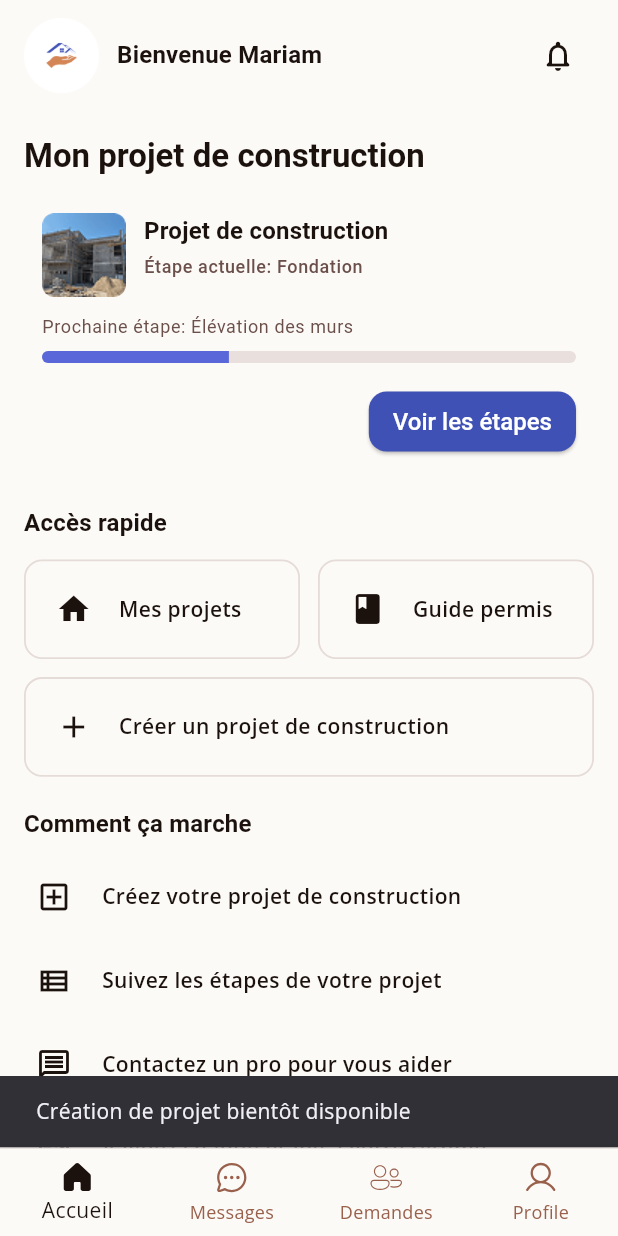
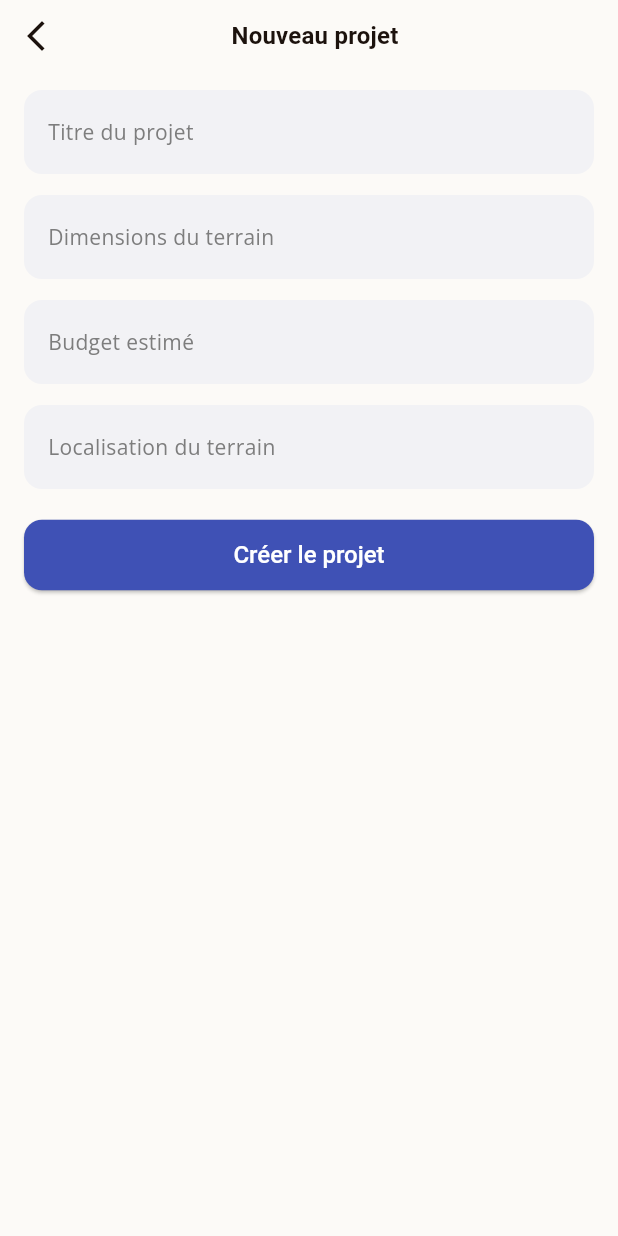
Before and after one commit to BoubouToure223/Ngaso_frontend-, a Flutter app: the screen it shows after launch, after a tap on "Créer un projet de construction", on a phone screen of 412 x 824 dp. Run offline on Flutter 3.47's test engine with Material 3 defaults, Android fonts, the phone set to English and light mode, and no system bars; our stand-ins replace file_picker, flutter_svg, go_router, google_fonts.

Commit message:
Ajout de la page création de projet

```diff
--- a/lib/core/router/app_router.dart
+++ b/lib/core/router/app_router.dart
@@ -28,6 +28,7 @@ import 'package:myapp/features/novice/screens/chat_page.dart';
 import 'package:myapp/features/novice/screens/change_password_page.dart';
 import 'package:myapp/features/novice/screens/notifications_page.dart';
 import 'package:myapp/features/novice/screens/guide_permis_page.dart';
+import 'package:myapp/features/novice/screens/project_create_page.dart';
 import 'package:flutter_svg/flutter_svg.dart';
 
 // Fonction utilitaire pour le SVG (avec placeholder discret)
@@ -227,6 +228,12 @@ final GoRouter router = GoRouter(
           },
         ),
         GoRoute(
+          path: '/Novice/project-create',
+          builder: (BuildContext context, GoRouterState state) {
+            return const NoviceProjectCreatePage();
+          },
+        ),
+        GoRoute(
           path: '/Novice/notifications',
           builder: (BuildContext context, GoRouterState state) {
             return const NoviceNotificationsPage();
--- a/lib/features/novice/screens/home_page.dart
+++ b/lib/features/novice/screens/home_page.dart
@@ -218,13 +218,7 @@ class NoviceHomePage extends StatelessWidget {
                       icon: Icons.add,
                       title: 'Créer un projet de construction',
                       onTap: () {
-                        ScaffoldMessenger.of(context).showSnackBar(
-                          const SnackBar(
-                            content: Text(
-                              'Création de projet bientôt disponible',
-                            ),
-                          ),
-                        );
+                        context.push('/Novice/project-create');
                       },
                     ),
                     const SizedBox(height: 20),
--- /dev/null
+++ b/lib/features/novice/screens/project_create_page.dart
@@ -0,0 +1,136 @@
+import 'package:flutter/material.dart';
+import 'package:go_router/go_router.dart';
+
+class NoviceProjectCreatePage extends StatefulWidget {
+  const NoviceProjectCreatePage({super.key});
+
+  @override
+  State<NoviceProjectCreatePage> createState() => _NoviceProjectCreatePageState();
+}
+
+class _NoviceProjectCreatePageState extends State<NoviceProjectCreatePage> {
+  final _formKey = GlobalKey<FormState>();
+  final _titleCtrl = TextEditingController();
+  final _sizeCtrl = TextEditingController();
+  final _budgetCtrl = TextEditingController();
+  final _locationCtrl = TextEditingController();
+
+  @override
+  void dispose() {
+    _titleCtrl.dispose();
+    _sizeCtrl.dispose();
+    _budgetCtrl.dispose();
+    _locationCtrl.dispose();
+    super.dispose();
+  }
+
+  @override
+  Widget build(BuildContext context) {
+    final theme = Theme.of(context);
+    return Scaffold(
+      backgroundColor: const Color(0xFFFCFAF7),
+      appBar: PreferredSize(
+        preferredSize: const Size.fromHeight(56),
+        child: SafeArea(
+          bottom: false,
+          child: Row(
+            children: [
+              IconButton(
+                onPressed: () => context.pop(),
+                icon: const Icon(Icons.arrow_back_ios_new, color: Color(0xFF1C120D)),
+              ),
+              Expanded(
+                child: Text(
+                  'Nouveau projet',
+                  textAlign: TextAlign.center,
+                  style: theme.textTheme.titleMedium?.copyWith(
+                    color: const Color(0xFF1C120D),
+                    fontWeight: FontWeight.w700,
+                  ),
+                ),
+              ),
+              const SizedBox(width: 40),
+            ],
+          ),
+        ),
+      ),
+      body: SingleChildScrollView(
+        padding: const EdgeInsets.symmetric(horizontal: 16, vertical: 12),
+        child: Form(
+          key: _formKey,
+          child: Column(
+            children: [
+              _Field(hint: 'Titre du projet', controller: _titleCtrl, validator: _req),
+              const SizedBox(height: 14),
+              _Field(hint: 'Dimensions du terrain', controller: _sizeCtrl, validator: _req),
+              const SizedBox(height: 14),
+              _Field(hint: 'Budget estimé', controller: _budgetCtrl, keyboardType: TextInputType.number, validator: _req),
+              const SizedBox(height: 14),
+              _Field(hint: 'Localisation du terrain', controller: _locationCtrl, validator: _req),
+              const SizedBox(height: 20),
+              SizedBox(
+                width: double.infinity,
+                child: ElevatedButton(
+                  style: ElevatedButton.styleFrom(
+                    backgroundColor: const Color(0xFF3F51B5),
+                    foregroundColor: Colors.white,
+                    padding: const EdgeInsets.symmetric(vertical: 14),
+                    shape: RoundedRectangleBorder(borderRadius: BorderRadius.circular(12)),
+                  ),
+                  onPressed: _submit,
+                  child: const Text('Créer le projet'),
+                ),
+              ),
+            ],
+          ),
+        ),
+      ),
+    );
+  }
+
+  String? _req(String? v) => (v == null || v.trim().isEmpty) ? 'Requis' : null;
+
+  void _submit() {
+    if (!(_formKey.currentState?.validate() ?? false)) return;
+    ScaffoldMessenger.of(context).showSnackBar(
+      const SnackBar(content: Text('Projet créé (mock)')),
+    );
+    context.pop();
+  }
+}
+
+class _Field extends StatelessWidget {
+  final String hint;
+  final TextEditingController controller;
+  final String? Function(String?)? validator;
+  final TextInputType? keyboardType;
+  const _Field({
+    required this.hint,
+    required this.controller,
+    this.validator,
+    this.keyboardType,
+  });
+
+  @override
+  Widget build(BuildContext context) {
+    final theme = Theme.of(context);
+    return Container(
+      decoration: BoxDecoration(
+        color: const Color(0xFFF2F2F5),
+        borderRadius: BorderRadius.circular(12),
+      ),
+      padding: const EdgeInsets.symmetric(horizontal: 8),
+      child: TextFormField(
+        controller: controller,
+        validator: validator,
+        keyboardType: keyboardType,
+        decoration: InputDecoration(
+          hintText: hint,
+          hintStyle: theme.textTheme.bodyMedium?.copyWith(color: const Color(0xFF7D7D7D)),
+          border: InputBorder.none,
+          contentPadding: const EdgeInsets.symmetric(horizontal: 8, vertical: 16),
+        ),
+      ),
+    );
+  }
+}
```
